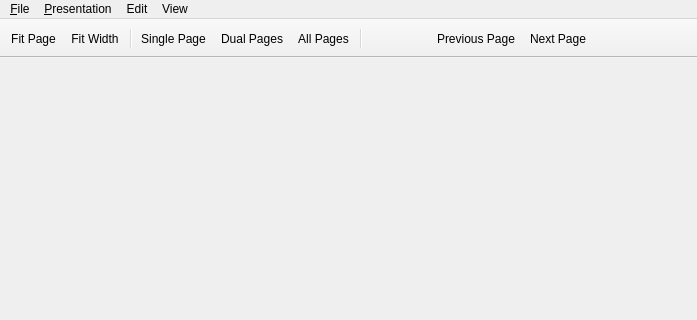
Qt form src-qt5/mainUI.ui (lumina-desktop/lumina-pdf) before a commit; both pictures show x 0 to 697 and y 0 to 320 of the 697 by 694 pixel window.
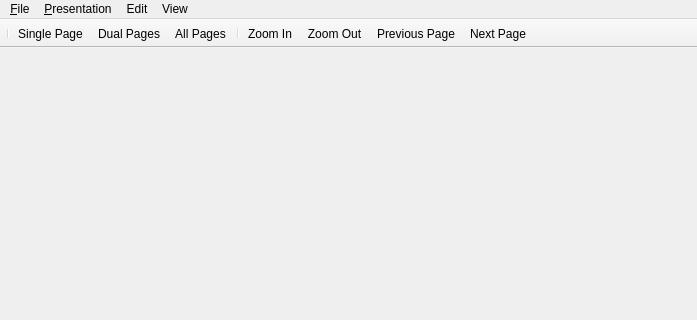
The same form after that commit.

What changed in the file:
```diff
--- a/src-qt5/mainUI.ui
+++ b/src-qt5/mainUI.ui
@@ -200,8 +200,6 @@
    <attribute name="toolBarBreak">
     <bool>false</bool>
    </attribute>
-   <addaction name="actionFit_Page"/>
-   <addaction name="actionFit_Width"/>
    <addaction name="separator"/>
    <addaction name="actionSingle_Page"/>
    <addaction name="actionDual_Pages"/>
@@ -228,22 +226,6 @@
     <string>Ctrl+Q</string>
    </property>
   </action>
-  <action name="actionFit_Page">
-   <property name="checkable">
-    <bool>true</bool>
-   </property>
-   <property name="text">
-    <string>Fit Page</string>
-   </property>
-  </action>
-  <action name="actionFit_Width">
-   <property name="checkable">
-    <bool>true</bool>
-   </property>
-   <property name="text">
-    <string>Fit Width</string>
-   </property>
-  </action>
   <action name="actionPrint">
    <property name="text">
     <string>Print</string>
@@ -378,7 +360,7 @@
   </action>
   <action name="actionZoom_Out_2">
    <property name="text">
-    <string/>
+    <string>Zoom Out</string>
    </property>
    <property name="toolTip">
     <string>Zoom Out</string>
@@ -386,7 +368,7 @@
   </action>
   <action name="actionZoom_In_2">
    <property name="text">
-    <string/>
+    <string>Zoom In</string>
    </property>
    <property name="toolTip">
     <string>Zoom In</string>
```
